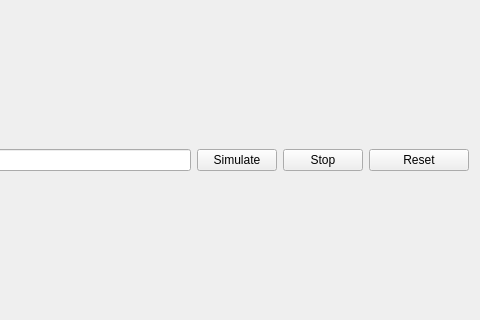
Above: src/gui/tabs/tabsimulate.ui from spatial-model-editor/spatial-model-editor before the change; both pictures show x 630 to 1110 and y 89 to 409 of the 1110 by 755 pixel window. Below: the same form after it.
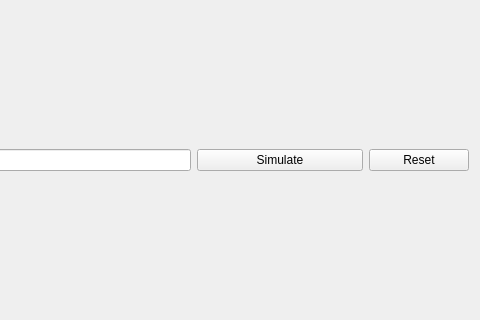
That is the form after the change.

Commit message:
run Simulation in worker thread
  - keep UI responsive while running simulation
  - display modal progress dialog with cancel button
    - prevents user from changing tabs / model while simulation is running
  - simulation now has some extra threadsafe (via atomics) functions
    - getNCompletedTimesteps() to see which data is available
    - requestCancel() to stop simulation early
    - getIsRunning() and getIsStopping()
  - resolves #274
  - note known bug: stopping simulation early then continuing may give a jump in the results, due to the partially completed step

```diff
--- a/src/gui/tabs/tabsimulate.ui
+++ b/src/gui/tabs/tabsimulate.ui
@@ -37,13 +37,6 @@
        </property>
       </widget>
      </item>
-     <item row="0" column="6">
-      <widget class="QPushButton" name="btnStopSimulation">
-       <property name="text">
-        <string>Stop</string>
-       </property>
-      </widget>
-     </item>
      <item row="2" column="0">
       <widget class="QLabel" name="lblCurrentTime">
        <property name="text">
@@ -71,16 +64,6 @@
        </property>
       </widget>
      </item>
-     <item row="0" column="5">
-      <widget class="QPushButton" name="btnSimulate">
-       <property name="whatsThis">
-        <string>Run a simulation of the specified length, using the timestep 'dt' for the numerical integration</string>
-       </property>
-       <property name="text">
-        <string>Simulate</string>
-       </property>
-      </widget>
-     </item>
      <item row="0" column="2">
       <widget class="QLabel" name="lblSimInterval">
        <property name="text">
@@ -127,6 +110,16 @@
        </property>
       </widget>
      </item>
+     <item row="0" column="5" colspan="2">
+      <widget class="QPushButton" name="btnSimulate">
+       <property name="whatsThis">
+        <string>Run a simulation of the specified length, using the timestep 'dt' for the numerical integration</string>
+       </property>
+       <property name="text">
+        <string>Simulate</string>
+       </property>
+      </widget>
+     </item>
     </layout>
    </item>
   </layout>
```
Left out of the diff: 10 changed lines with no effect on the pictures. The commit also changes 19 other files.
